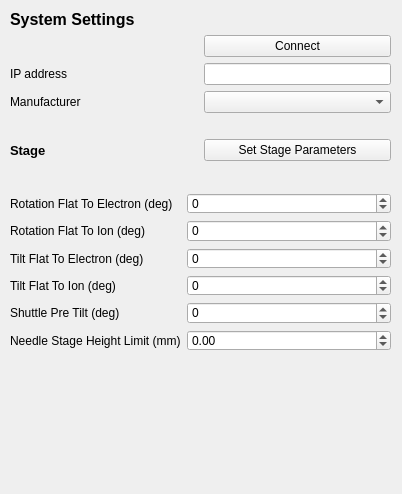
Above: fibsem/ui/qtdesigner_files/FibsemSystemSetupWidget.ui from DeMarcoLab/fibsem before the change. Below: the same form after it.
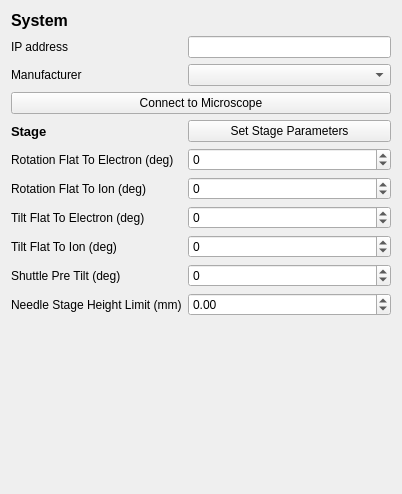
That is the form after the change.

Commit message: fix ui for system widget

```diff
--- a/fibsem/ui/qtdesigner_files/FibsemSystemSetupWidget.ui
+++ b/fibsem/ui/qtdesigner_files/FibsemSystemSetupWidget.ui
@@ -13,94 +13,15 @@
   <property name="windowTitle">
    <string>Form</string>
   </property>
-  <widget class="QWidget" name="gridLayoutWidget">
-   <property name="geometry">
-    <rect>
-     <x>10</x>
-     <y>10</y>
-     <width>381</width>
-     <height>341</height>
-    </rect>
-   </property>
-   <layout class="QGridLayout" name="gridLayout_2">
-    <item row="2" column="2">
-     <widget class="QLineEdit" name="lineEdit_ipadress"/>
-    </item>
-    <item row="3" column="1">
-     <widget class="QLabel" name="label_3">
+  <layout class="QGridLayout" name="gridLayout">
+   <item row="3" column="0">
+    <widget class="QLabel" name="label_manufacturer">
       <property name="text">
        <string>Manufacturer </string>
       </property>
      </widget>
     </item>
-    <item row="3" column="2">
-     <widget class="QComboBox" name="comboBox_manufacturer"/>
-    </item>
-    <item row="1" column="2">
-     <widget class="QPushButton" name="microscope_button">
-      <property name="text">
-       <string>Connect</string>
-      </property>
-     </widget>
-    </item>
-    <item row="2" column="1">
-     <widget class="QLabel" name="label_2">
-      <property name="text">
-       <string>IP address</string>
-      </property>
-     </widget>
-    </item>
-    <item row="0" column="1">
-     <widget class="QLabel" name="label">
-      <property name="font">
-       <font>
-        <pointsize>12</pointsize>
-        <weight>75</weight>
-        <bold>true</bold>
-       </font>
-      </property>
-      <property name="text">
-       <string>System Settings</string>
-      </property>
-     </widget>
-    </item>
-    <item row="5" column="1">
-     <widget class="QLabel" name="label_4">
-      <property name="font">
-       <font>
-        <pointsize>10</pointsize>
-        <weight>75</weight>
-        <bold>true</bold>
-       </font>
-      </property>
-      <property name="text">
-       <string>Stage </string>
-      </property>
-     </widget>
-    </item>
-    <item row="4" column="1">
-     <spacer name="horizontalSpacer_2">
-      <property name="orientation">
-       <enum>Qt::Horizontal</enum>
-      </property>
-      <property name="sizeHint" stdset="0">
-       <size>
-        <width>40</width>
-        <height>20</height>
-       </size>
-      </property>
-     </spacer>
-    </item>
-    <item row="6" column="1" colspan="2">
-     <layout class="QFormLayout" name="formLayout_2">
-      <item row="1" column="0">
-       <widget class="QLabel" name="rotationFlatToElectronLabel">
-        <property name="text">
-         <string>Rotation Flat To Electron (deg)</string>
-        </property>
-       </widget>
-      </item>
-      <item row="1" column="1">
+   <item row="6" column="1">
        <widget class="QSpinBox" name="rotationFlatToElectronSpinBox">
         <property name="minimum">
          <number>-360</number>
@@ -110,65 +31,45 @@
         </property>
        </widget>
       </item>
-      <item row="2" column="0">
+   <item row="7" column="0">
        <widget class="QLabel" name="rotationFlatToIonLabel">
         <property name="text">
          <string>Rotation Flat To Ion (deg)</string>
         </property>
        </widget>
       </item>
-      <item row="2" column="1">
-       <widget class="QSpinBox" name="rotationFlatToIonSpinBox">
-        <property name="minimum">
-         <number>-360</number>
-        </property>
-        <property name="maximum">
-         <number>360</number>
-        </property>
-       </widget>
-      </item>
-      <item row="3" column="0">
-       <widget class="QLabel" name="tiltFlatToElectronLabel">
-        <property name="text">
-         <string>Tilt Flat To Electron (deg)</string>
-        </property>
-       </widget>
-      </item>
-      <item row="3" column="1">
-       <widget class="QSpinBox" name="tiltFlatToElectronSpinBox">
-        <property name="minimum">
-         <number>-360</number>
-        </property>
-        <property name="maximum">
-         <number>360</number>
-        </property>
-       </widget>
-      </item>
-      <item row="4" column="0">
+   <item row="9" column="0">
        <widget class="QLabel" name="tiltFlatToIonLabel">
         <property name="text">
          <string>Tilt Flat To Ion (deg)</string>
         </property>
        </widget>
       </item>
-      <item row="4" column="1">
-       <widget class="QSpinBox" name="tiltFlatToIonSpinBox">
+   <item row="11" column="1">
+    <widget class="QDoubleSpinBox" name="needleStageHeightLimitnMmDoubleSpinBox">
         <property name="minimum">
-         <number>-360</number>
-        </property>
-        <property name="maximum">
-         <number>360</number>
+      <double>-99.000000000000000</double>
         </property>
        </widget>
       </item>
+   <item row="3" column="1">
+    <widget class="QComboBox" name="comboBox_manufacturer"/>
+   </item>
       <item row="5" column="0">
-       <widget class="QLabel" name="preTiltLabel">
+    <widget class="QLabel" name="label_header_stage">
+     <property name="font">
+      <font>
+       <pointsize>10</pointsize>
+       <weight>75</weight>
+       <bold>true</bold>
+      </font>
+     </property>
         <property name="text">
-         <string>Shuttle Pre Tilt (deg)</string>
+      <string>Stage </string>
         </property>
        </widget>
       </item>
-      <item row="5" column="1">
+   <item row="10" column="1">
        <widget class="QSpinBox" name="preTiltSpinBox">
         <property name="minimum">
          <number>-360</number>
@@ -178,51 +79,116 @@
         </property>
        </widget>
       </item>
-      <item row="6" column="0">
+   <item row="4" column="0" colspan="2">
+    <widget class="QPushButton" name="microscope_button">
+     <property name="text">
+      <string>Connect to Microscope</string>
+     </property>
+    </widget>
+   </item>
+   <item row="9" column="1">
+    <widget class="QSpinBox" name="tiltFlatToIonSpinBox">
+     <property name="minimum">
+      <number>-360</number>
+     </property>
+     <property name="maximum">
+      <number>360</number>
+     </property>
+    </widget>
+   </item>
+   <item row="8" column="0">
+    <widget class="QLabel" name="tiltFlatToElectronLabel">
+     <property name="text">
+      <string>Tilt Flat To Electron (deg)</string>
+     </property>
+    </widget>
+   </item>
+   <item row="11" column="0">
        <widget class="QLabel" name="needleStageHeightLimitnMmLabel">
         <property name="text">
          <string>Needle Stage Height Limit (mm)</string>
         </property>
        </widget>
       </item>
-      <item row="6" column="1">
-       <widget class="QDoubleSpinBox" name="needleStageHeightLimitnMmDoubleSpinBox">
+   <item row="6" column="0">
+    <widget class="QLabel" name="rotationFlatToElectronLabel">
+     <property name="text">
+      <string>Rotation Flat To Electron (deg)</string>
+     </property>
+    </widget>
+   </item>
+   <item row="8" column="1">
+    <widget class="QSpinBox" name="tiltFlatToElectronSpinBox">
         <property name="minimum">
-         <double>-99.000000000000000</double>
+      <number>-360</number>
+     </property>
+     <property name="maximum">
+      <number>360</number>
         </property>
        </widget>
       </item>
-      <item row="0" column="0" colspan="2">
-       <spacer name="horizontalSpacer_3">
+   <item row="12" column="0" colspan="2">
+    <spacer name="verticalSpacer">
         <property name="orientation">
-         <enum>Qt::Horizontal</enum>
+      <enum>Qt::Vertical</enum>
         </property>
         <property name="sizeHint" stdset="0">
          <size>
-          <width>40</width>
-          <height>20</height>
+       <width>20</width>
+       <height>40</height>
          </size>
         </property>
        </spacer>
       </item>
-     </layout>
-    </item>
-    <item row="5" column="2">
+   <item row="2" column="0">
+    <widget class="QLabel" name="label_ip_address">
+     <property name="text">
+      <string>IP address</string>
+     </property>
+    </widget>
+   </item>
+   <item row="5" column="1">
      <widget class="QPushButton" name="setStage_button">
       <property name="text">
        <string>Set Stage Parameters</string>
       </property>
      </widget>
     </item>
-    <item row="1" column="1">
-     <widget class="QLabel" name="microscope_status">
+   <item row="7" column="1">
+    <widget class="QSpinBox" name="rotationFlatToIonSpinBox">
+     <property name="minimum">
+      <number>-360</number>
+     </property>
+     <property name="maximum">
+      <number>360</number>
+     </property>
+    </widget>
+   </item>
+   <item row="2" column="1">
+    <widget class="QLineEdit" name="lineEdit_ipadress"/>
+   </item>
+   <item row="10" column="0">
+    <widget class="QLabel" name="preTiltLabel">
       <property name="text">
-       <string/>
+      <string>Shuttle Pre Tilt (deg)</string>
+     </property>
+    </widget>
+   </item>
+   <item row="0" column="0" colspan="2">
+    <widget class="QLabel" name="label_title">
+     <property name="font">
+      <font>
+       <pointsize>12</pointsize>
+       <weight>75</weight>
+       <bold>true</bold>
+      </font>
+     </property>
+     <property name="text">
+      <string>System</string>
       </property>
      </widget>
     </item>
    </layout>
-  </widget>
  </widget>
  <resources/>
  <connections/>
```
Lines whose indentation alone changed are shown as unchanged. The commit also changes 3 other files.
